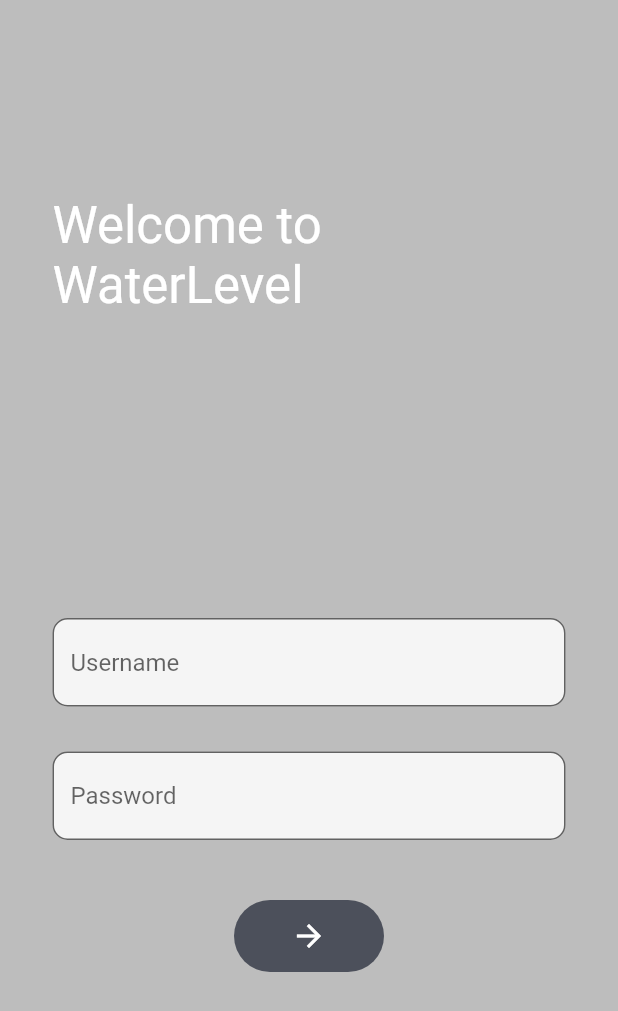
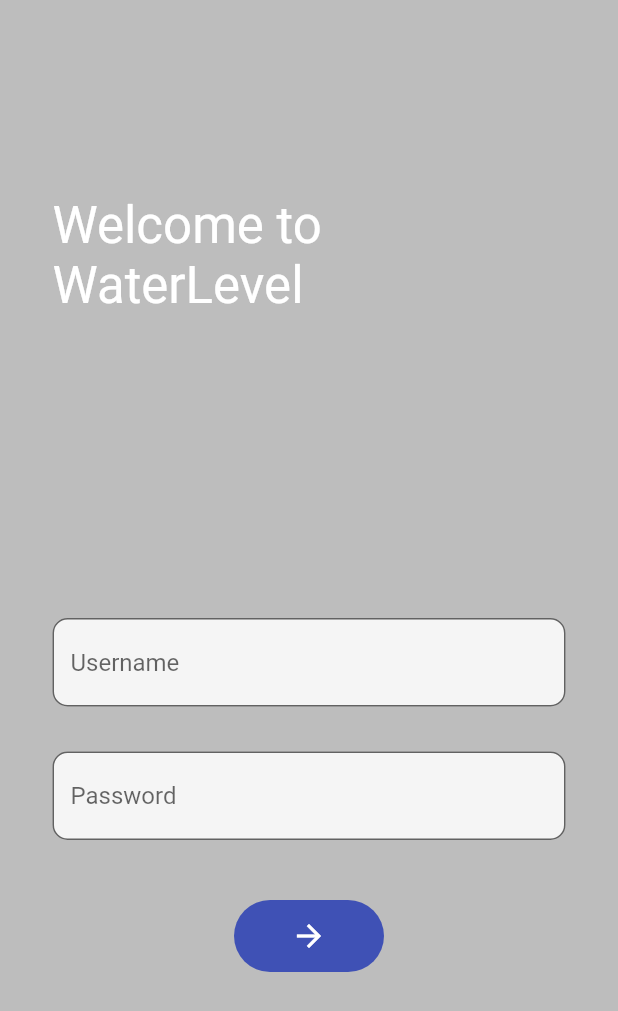
Before and after one commit to Water-Level-Monitoring/Flutter-WaterLevelMonitoring, a Flutter app: the screen it shows after launch, on a phone screen of 412 x 824 dp. Shown: the top 1011 px of the screen. Run offline on Flutter 3.47's test engine with Material 2 defaults, Android fonts, the phone set to English and light mode, and no system bars.

Commit message:
ubah warna button

```diff
--- a/lib/view/login_screen.dart
+++ b/lib/view/login_screen.dart
@@ -65,7 +65,7 @@ class _LoginScreenState extends State<LoginScreen> {
                           width: 100,
                           decoration: BoxDecoration(
                               borderRadius: BorderRadius.circular(30),
-                              color: const Color(0xff4c505b)),
+                              color: Colors.indigo),
                           child: IconButton(
                             color: Colors.white,
                             onPressed: () {},
```
